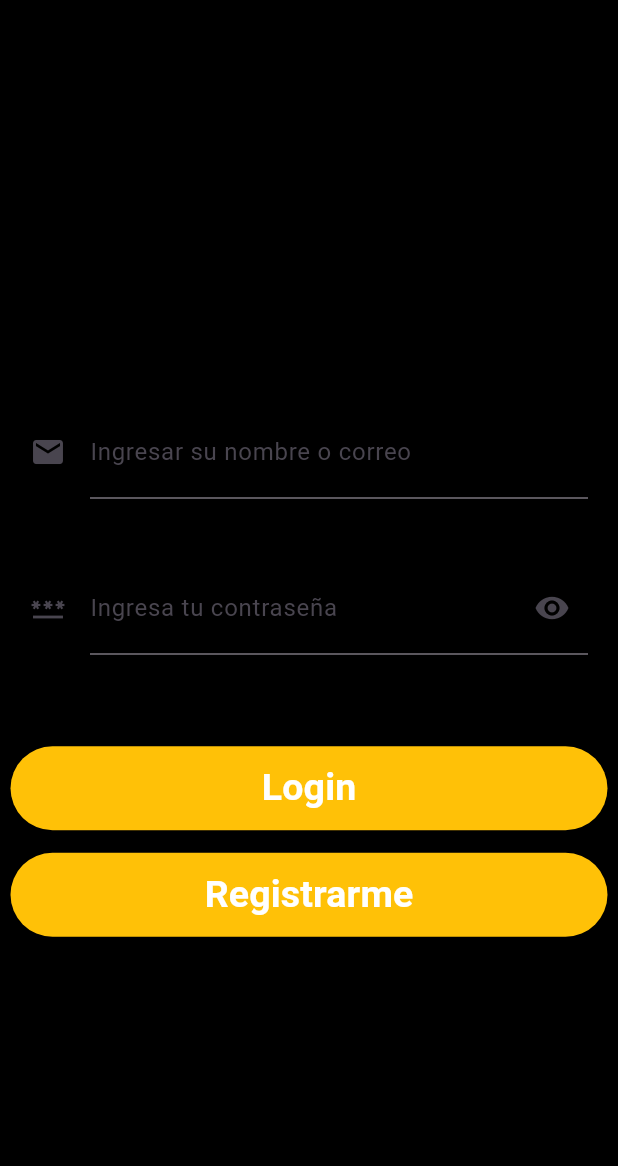
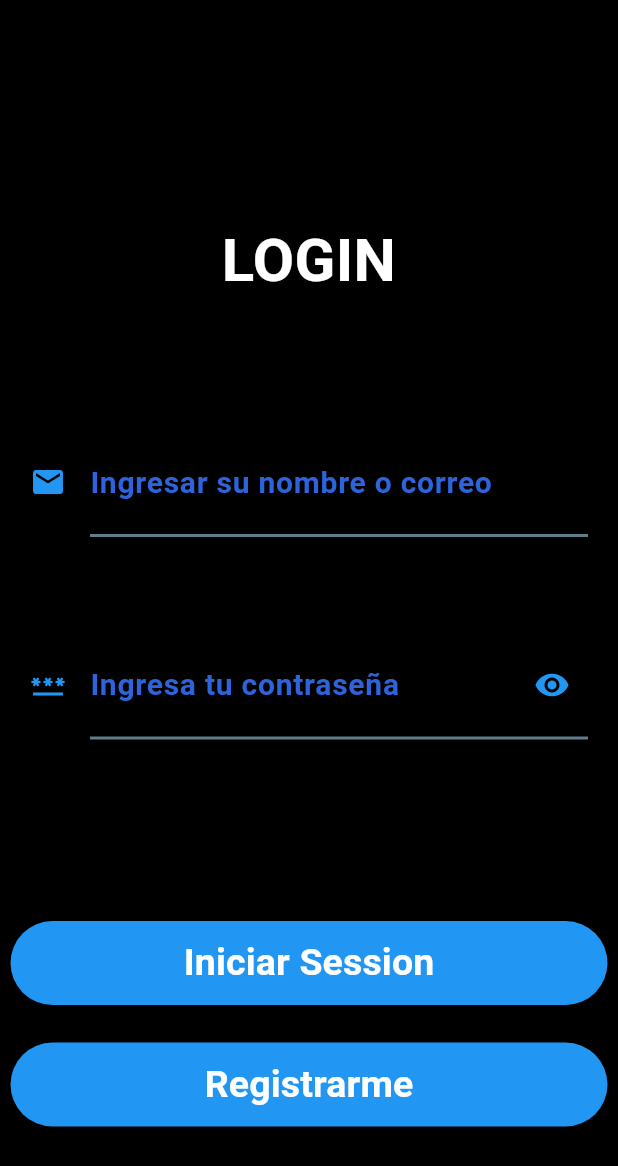
Before and after one commit to LuisCalleLazo/app_missing, a Flutter app: the screen it shows after launch, on a phone screen of 412 x 824 dp. Shown: the top 1166 px of the screen. Run offline on Flutter 3.47's test engine with Material 3 defaults, Android fonts, the light colour scheme and no system bars; our stand-ins replace go_router.

Commit message:
page login

```diff
--- a/lib/components/button/btn_text_dev.dart
+++ b/lib/components/button/btn_text_dev.dart
@@ -15,7 +15,7 @@ class BtnTextDev extends StatelessWidget {
       color: const Color.fromRGBO(0, 0, 0, 0),
       child: ElevatedButton(
         style: const ButtonStyle(
-          backgroundColor: WidgetStatePropertyAll(Colors.amber),
+          backgroundColor: WidgetStatePropertyAll(Colors.blue),
         ),
         onPressed: onPressed,
         child: Container(
--- a/lib/components/input/input_pass_dev.dart
+++ b/lib/components/input/input_pass_dev.dart
@@ -1,7 +1,20 @@
 import 'package:flutter/material.dart';
 
-class InputPassDev extends StatelessWidget {
+class InputPassDev extends StatefulWidget {
   const InputPassDev({super.key});
+
+  @override
+  State<InputPassDev> createState() => _InputPassDevState();
+}
+
+class _InputPassDevState extends State<InputPassDev> {
+  bool _obscureText = true;
+
+  void _togglePasswordVisibility() {
+    setState(() {
+      _obscureText = !_obscureText;
+    });
+  }
 
   @override
   Widget build(BuildContext context) {
@@ -10,17 +23,21 @@ class InputPassDev extends StatelessWidget {
           vertical: 1.0, horizontal: 20.0),
       child: TextField(
         style: const TextStyle(
-          color: Colors.amber,
+          color: Colors.blue,
           fontSize: 20,
         ),
-        cursorColor: const Color.fromRGBO(255, 179, 0, 1),
-        obscureText: true,
+        cursorColor: const Color.fromRGBO(55, 179, 200, 1),
+        obscureText: _obscureText,
         decoration: InputDecoration(
-          icon: const Icon(Icons.password),
+          icon: const Icon(
+            Icons.password,
+            color: Colors.blue,
+          ),
           label: const Text("Ingresa tu contraseña"),
           suffixIcon: IconButton(
-            onPressed: () {},
+            onPressed: _togglePasswordVisibility,
             icon: const Icon(Icons.remove_red_eye_sharp),
+            color: Colors.blue,
           ),
         ),
       ),
--- a/lib/components/input/input_text_dev.dart
+++ b/lib/components/input/input_text_dev.dart
@@ -14,13 +14,14 @@ class InputTextDev extends StatelessWidget {
       padding: const EdgeInsetsDirectional.symmetric(vertical: 1.0, horizontal: 20.0),
       child: TextField(
         style: const TextStyle(
-          color: Colors.amber,
+          color: Colors.blue,
           fontSize: 20,
         ),
-        cursorColor: const Color.fromRGBO(255, 179, 0, 1),
+        cursorColor: const Color.fromRGBO(55, 179, 200, 1),
         decoration: InputDecoration(
           icon: const Icon(Icons.email),
           label: Text(label),
+          iconColor: Colors.blue
         ),
       ),
     );
--- /dev/null
+++ b/lib/components/text/text_title_dev.dart
@@ -0,0 +1,31 @@
+import 'package:flutter/material.dart';
+
+class TextTitleDev extends StatelessWidget {
+  final String label;
+  final Color color;
+  const TextTitleDev({
+    super.key,
+    required this.label,
+    required this.color,
+  });
+
+  @override
+  Widget build(BuildContext context) {
+    return Container(
+      width: 200,
+      color: Colors.transparent,
+      child: Padding(
+        padding: const EdgeInsets.symmetric(vertical: 2, horizontal: 10),
+        child: Text(
+          label,
+          textAlign: TextAlign.center,
+          style: TextStyle(
+            color: color,
+            fontWeight: FontWeight.bold,
+            fontSize: 40,
+          ),
+        ),
+      ),
+    );
+  }
+}
--- a/lib/config/theme/app_theme.dart
+++ b/lib/config/theme/app_theme.dart
@@ -3,7 +3,7 @@ import 'package:app_missing/config/theme/input_theme_dev.dart';
 import 'package:flutter/material.dart';
 
 class AppTheme {
-  final Color _colorOutline = const Color.fromRGBO(255, 179, 0, 1);
+  final Color _colorOutline = const Color.fromRGBO(45, 100, 220, 1);
 
   ThemeData getTheme() => ThemeData(
         useMaterial3: true,
--- a/lib/config/theme/input_theme_dev.dart
+++ b/lib/config/theme/input_theme_dev.dart
@@ -7,20 +7,26 @@ class InputThemeDev {
       hoverColor: colorOutline,
       focusColor: colorOutline,
       iconColor: colorOutline,
-      fillColor: Colors.amber[100],
+      contentPadding: const EdgeInsets.symmetric(vertical: 12),
       border: const OutlineInputBorder(),
+      enabledBorder: UnderlineInputBorder(
+        borderSide: const BorderSide(color: Colors.blueGrey, width: 2.0),
+        borderRadius: BorderRadius.circular(0.0),
+      ),
+      focusedBorder: UnderlineInputBorder(
+        borderSide: const BorderSide(color: Colors.blue, width: 3.0),
+        borderRadius: BorderRadius.circular(0.0),
+      ),
+      errorBorder: UnderlineInputBorder(
+        borderSide: const BorderSide(color: Colors.red, width: 2.0),
+        borderRadius: BorderRadius.circular(0.0),
+      ),
+      hintStyle: const TextStyle(color: Colors.grey),
       labelStyle: TextStyle(
-        backgroundColor: Colors.white,
         color: colorOutline,
-        fontSize: 24,
+        fontSize: 20,
         fontWeight: FontWeight.bold,
-        decorationColor: Colors.amber,
-      ),
-      focusedBorder: OutlineInputBorder(
-        borderSide: BorderSide(
-          color: colorOutline,
-          width: 3,
-        ),
+        decorationColor: Colors.blue[500],
       ),
     );
   }
--- a/lib/main.dart
+++ b/lib/main.dart
@@ -1,4 +1,5 @@
 import 'package:app_missing/config/router/app_router.dart';
+import 'package:app_missing/config/theme/app_theme.dart';
 import 'package:flutter/material.dart';
 
 void main() => runApp(const MyApp());
@@ -11,7 +12,7 @@ class MyApp extends StatelessWidget {
     return MaterialApp.router(
       debugShowCheckedModeBanner: false,
       title: 'MisPeo',
-      // theme: AppTheme().getTheme(),
+      theme: AppTheme().getTheme(),
       routerConfig: appRouter,
     );
   }
--- a/lib/pages/auth/login_page.dart
+++ b/lib/pages/auth/login_page.dart
@@ -1,7 +1,7 @@
-
 import 'package:app_missing/components/button/btn_text_dev.dart';
 import 'package:app_missing/components/input/input_pass_dev.dart';
 import 'package:app_missing/components/input/input_text_dev.dart';
+import 'package:app_missing/components/text/text_title_dev.dart';
 import 'package:flutter/material.dart';
 import 'package:go_router/go_router.dart';
 
@@ -10,14 +10,13 @@ class LoginPage extends StatelessWidget {
   const LoginPage({super.key});
   @override
   Widget build(BuildContext context) {
-    DateTime now = DateTime.now();
-    String dateNow = now.year.toString();
     return Scaffold(
       body: Container(
         color: const Color.fromRGBO(0, 0, 0, 1),
         child: Column(
           children: [
             const SizedBox(height: 70),
+
             // CUERPO DEL LOGIN
             Expanded(
               child: Container(
@@ -29,20 +28,27 @@ class LoginPage extends StatelessWidget {
                       child: Column(
                         mainAxisAlignment: MainAxisAlignment.center,
                         children: [
+                          const TextTitleDev(
+                            label: "LOGIN",
+                            color: Colors.white,
+                          ),
+
+                          const SizedBox(height: 80),
                           const InputTextDev(
                             label: "Ingresar su nombre o correo",
                           ),
-                          const SizedBox(height: 40),
+                          const SizedBox(height: 60),
                           const InputPassDev(),
-                          const SizedBox(height: 60),
+
+                          const SizedBox(height: 120),
                           // todo: Boton de Login y de register
                           BtnTextDev(
-                            text: "Login",
+                            text: "Iniciar Session",
                             onPressed: () {
                               context.push('/home');
                             },
                           ),
-                          const SizedBox(height: 15),
+                          const SizedBox(height: 25),
                           BtnTextDev(
                             text: "Registrarme",
                             onPressed: () {
```
